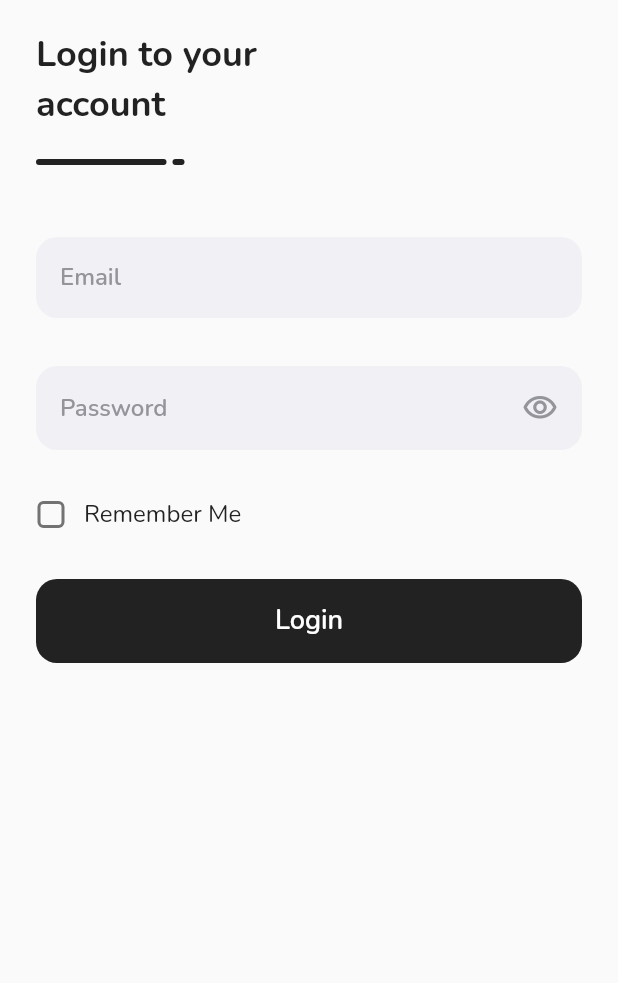
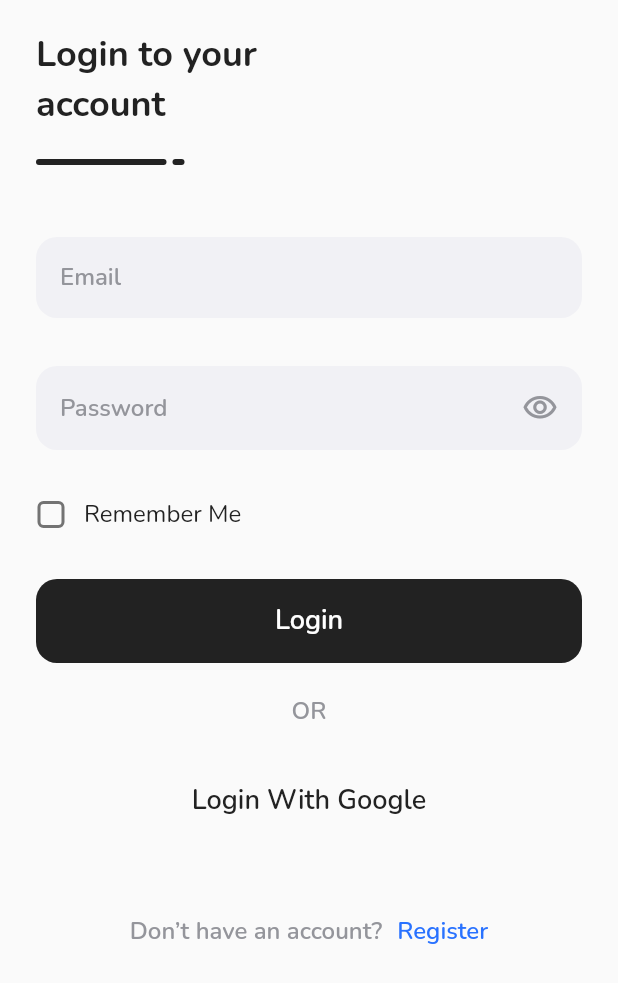
Before and after one commit to aprxty3/furniture_apps, a Flutter app: the screen it shows after launch, after a tap on "SKIP", after a tap on "NEXT", on a phone screen of 412 x 824 dp. Shown: the top 983 px of the screen. Run offline on Flutter 3.47's test engine with Material 2 defaults, Android fonts, the phone set to English and light mode, and no system bars; our stand-ins replace carousel_slider, google_fonts.

Commit message:
add alternate login and register navigator

```diff
--- a/lib/pages/sign_in_page.dart
+++ b/lib/pages/sign_in_page.dart
@@ -1,5 +1,6 @@
 import 'package:flutter/material.dart';
 import 'package:furniture_apps/theme.dart';
+import 'package:google_fonts/google_fonts.dart';
 
 class SignInPage extends StatefulWidget {
   const SignInPage({Key? key}) : super(key: key);
@@ -21,6 +22,21 @@ class _SignInPageState extends State<SignInPage> {
             password(),
             rememberMe(),
             login(),
+            const SizedBox(
+              height: 21,
+            ),
+            Center(
+              child: Text(
+                'OR',
+                style: GoogleFonts.nunito(
+                  color: kGrey,
+                  fontSize: 16,
+                  fontWeight: FontWeight.w600,
+                ),
+              ),
+            ),
+            loginWith(),
+            register(),
           ],
         ),
       ),
@@ -147,11 +163,14 @@ class _SignInPageState extends State<SignInPage> {
       width: double.infinity,
       height: 56,
       // padding: const EdgeInsets.symmetric(vertical: 15),
-      decoration: BoxDecoration(
-        borderRadius: BorderRadius.circular(14),
-        color: kBlack,
-      ),
+
       child: TextButton(
+        style: TextButton.styleFrom(
+          backgroundColor: kBlack,
+          shape: RoundedRectangleBorder(
+            borderRadius: BorderRadius.circular(14),
+          ),
+        ),
         onPressed: () {},
         child: Text(
           'Login',
@@ -161,4 +180,52 @@ class _SignInPageState extends State<SignInPage> {
       ),
     );
   }
+
+  Widget loginWith() {
+    return Container(
+      margin: const EdgeInsets.only(top: 21),
+      height: 56,
+      width: double.infinity,
+      decoration: BoxDecoration(
+        borderRadius: BorderRadius.circular(14),
+      ),
+      child: TextButton(
+        style: TextButton.styleFrom(
+          shape: RoundedRectangleBorder(
+            borderRadius: BorderRadius.circular(14),
+          ),
+        ),
+        onPressed: () {},
+        child: Text(
+          'Login With Google',
+          style: loginGoogle,
+        ),
+      ),
+    );
+  }
+
+  Widget register() {
+    return Container(
+      margin: const EdgeInsets.only(top: 48),
+      child: Row(
+        mainAxisAlignment: MainAxisAlignment.center,
+        children: [
+          Text(
+            'Don’t have an account?',
+            style: hintTextStyle,
+          ),
+          const SizedBox(
+            width: 10,
+          ),
+          InkWell(
+            onTap: () {},
+            child: Text(
+              'Register',
+              style: registerStyle,
+            ),
+          ),
+        ],
+      ),
+    );
+  }
 }
```
